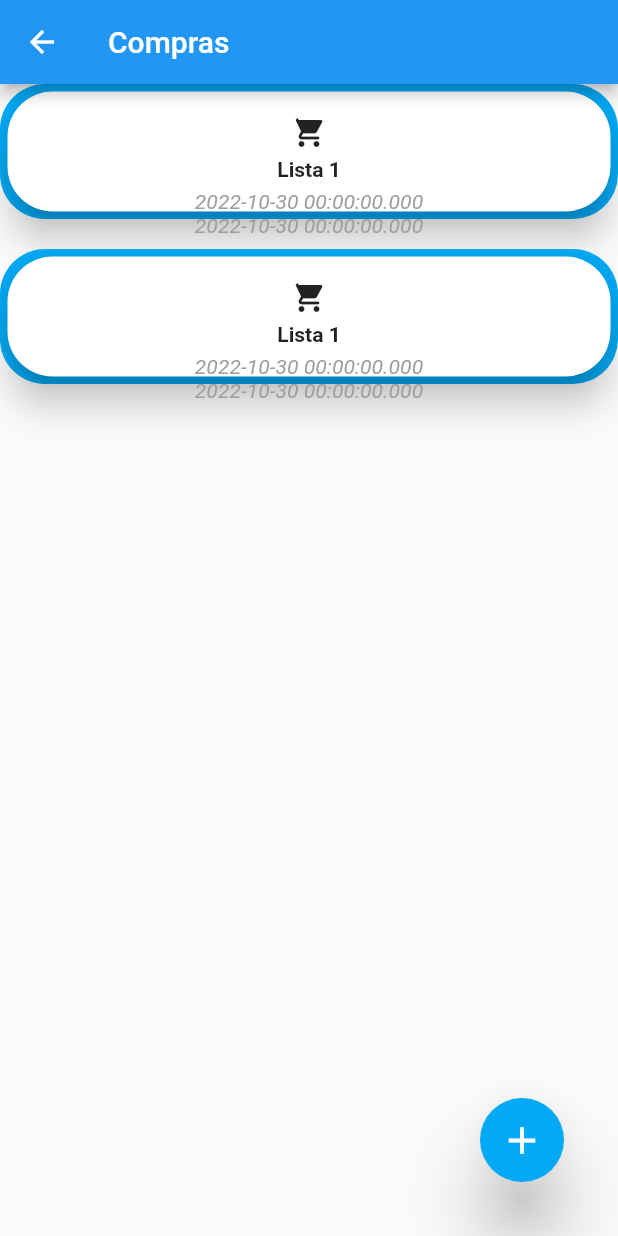
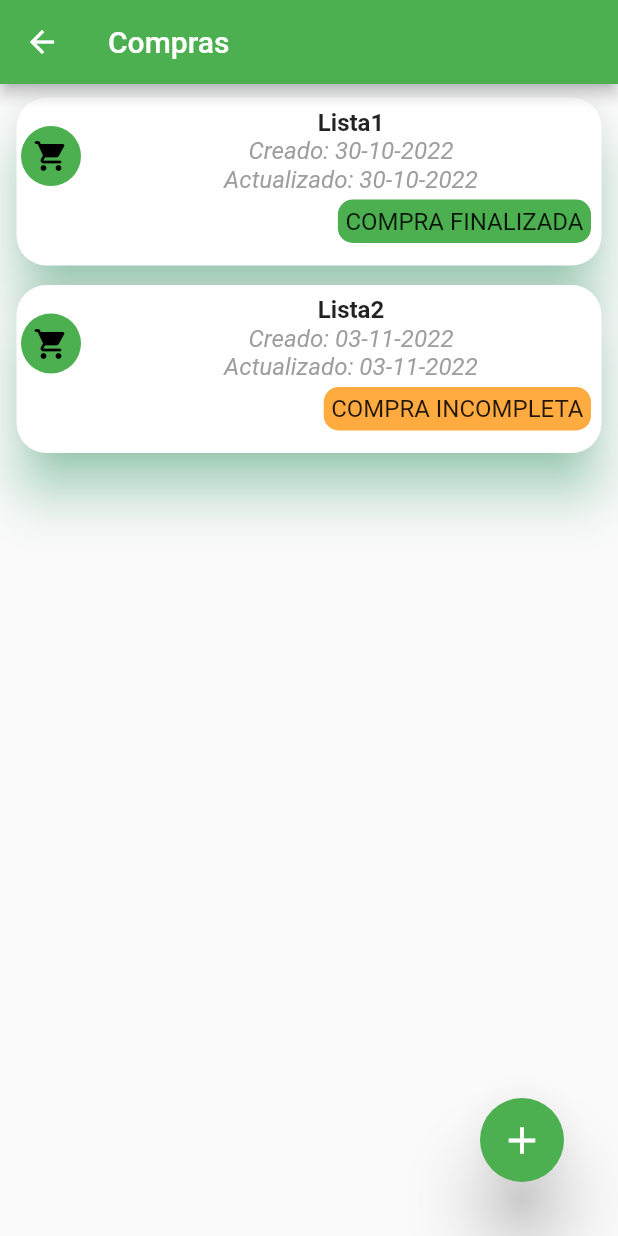
Before and after one commit to luchofmartinez/marketManager, a Flutter app: the ShoppingModule screen opened by its route, on a phone screen of 412 x 824 dp. Run offline on Flutter 3.47's test engine with Material 2 defaults, Android fonts, the phone set to English and light mode, and no system bars; our stand-ins replace equatable, flutter_bloc.

Commit message:
MarketList done and adding a new cart

```diff
--- a/lib/models/marketList.dart
+++ b/lib/models/marketList.dart
@@ -1,12 +1,17 @@
+import 'package:flutter/material.dart';
+
 import 'MarketListItem.dart';
 
 class MarketList {
+  final int _uuid;
+  final String _description;
   final double _total;
   final Map<MarketListItem, int> _items;
   final DateTime _createdDate;
   final DateTime _updatedDate;
+  final MarketListState _state;
 
-  MarketList(this._total, this._items, this._createdDate, this._updatedDate);
+  MarketList(this._uuid, this._description, this._total, this._items, this._createdDate, this._updatedDate, this._state);
 
   double get total => _total;
   Map<MarketListItem, int> get items => _items;
@@ -14,4 +19,38 @@ class MarketList {
   DateTime get createdDate => _createdDate;
 
   DateTime get updatedDate => _updatedDate;
+
+  int get uuid => _uuid;
+
+  String get description => _description;
+
+  MarketListState get state => _state;
+
+  String translateState(MarketListState state){
+    switch (state) {
+      case MarketListState.DRAFT:
+        return "BORRADOR";
+      case MarketListState.COMPLETED:
+        return "COMPRA FINALIZADA";
+      case MarketListState.INCOMPLETE:
+        return "COMPRA INCOMPLETA";
+      default:
+        return "";
+    }
+  }
+
+  Color translateStateColor(MarketListState state) {
+    switch (state) {
+      case MarketListState.DRAFT:
+        return Colors.grey;
+      case MarketListState.COMPLETED:
+        return Colors.green;
+      case MarketListState.INCOMPLETE:
+        return Colors.orangeAccent;
+      default:
+        return Colors.white;
+    }
+  }
 }
+
+enum MarketListState {DRAFT, COMPLETED, INCOMPLETE}
--- a/lib/modules/home.dart
+++ b/lib/modules/home.dart
@@ -10,7 +10,7 @@ class HomeModule extends StatelessWidget {
   Widget build(BuildContext context) {
     return Scaffold(
       drawer: DrawerWidget(),
-      appBar: AppBar(title: Text(appTitle)),
+      appBar: AppBar(title: Text(appTitle), backgroundColor: Colors.green,),
       body: HomeBodyWidget(),
     );
   }
--- a/lib/modules/shoppingModule/bloc/builders/body.dart
+++ b/lib/modules/shoppingModule/bloc/builders/body.dart
@@ -5,6 +5,7 @@ import 'package:flutter/src/widgets/framework.dart';
 import 'package:market_manager/modules/shoppingModule/bloc/states.dart';
 import 'package:market_manager/modules/shoppingModule/emptyShoppingList.dart';
 import 'package:market_manager/modules/shoppingModule/shoppingList.dart';
+import 'package:market_manager/modules/shoppingModule/shoppingListCart.dart';
 import 'package:market_manager/utils/bloc.dart';
 
 
@@ -20,9 +21,9 @@ class ShoppingBodyBuilder extends WidgetBuilderFactory<ShoppingState> {
         return ShoppingList(marketLists: state.marketLists);
       }
 
-      /*if (state is AddShoppingListState) {
-        return Container();
-      }*/
+      if (state is AddShoppingListState) {
+        return ShoppingListCart();
+      }
       return Container();
   }
 }
--- a/lib/modules/shoppingModule/bloc/builders/buttons.dart
+++ b/lib/modules/shoppingModule/bloc/builders/buttons.dart
@@ -14,7 +14,7 @@ class ShoppingButtonsBuilder extends WidgetBuilderFactory<ShoppingState> {
       if (selectedList.isEmpty) {
         return ShoppingListActionButton.noSelect();
       }
-        return ShoppingListActionButton.singleSelect();
+        return ShoppingListActionButton.Select();
     }
 
     if (state is EmptyShoppingListState) {
--- a/lib/modules/shoppingModule/bloc/cubit.dart
+++ b/lib/modules/shoppingModule/bloc/cubit.dart
@@ -14,8 +14,8 @@ void fetchShoppingList() {
   MarketListItem item1 = new MarketListItem("Costeleta","Costeleta por unidad", 5.0, "assets/images/imagenMenu.png");
   MarketListItem item2 = new MarketListItem("Pure de tomate","Pure de tomate de 350g", 6.0, "assets/images/imagenMenu.png");
   Map<MarketListItem, int> _items = {item1 : 5, item2 : 3};
-  MarketList marketList1 = MarketList(20.0,_items, DateTime(2022,10, 30), DateTime(2022,10, 30));
-  MarketList marketList2 = MarketList(20.0,_items, DateTime(2022,10, 30), DateTime(2022,10, 30));
+  MarketList marketList1 = MarketList(123, "Lista1", 20.0,_items, DateTime(2022,10, 30), DateTime(2022,10, 30), MarketListState.COMPLETED);
+  MarketList marketList2 = MarketList(123, "Lista2", 3000.0,_items, DateTime(2022,11, 03), DateTime(2022,11, 03), MarketListState.INCOMPLETE);
   userMarketList.add(marketList1);
   userMarketList.add(marketList2);
 
--- a/lib/modules/shoppingModule/buttons.dart
+++ b/lib/modules/shoppingModule/buttons.dart
@@ -36,9 +36,9 @@ class AddShoppingListButton extends StatelessWidget {
   Widget build(BuildContext context) {
     return _ShoppingListButton(
         tag: "Add Shopping List",
-        onPressed: () => _addShoppingList,
+        onPressed: () => _addShoppingList(context),
         icon: Icons.add,
-        color: Colors.lightBlue);
+        color: Colors.green);
   }
 
   void _addShoppingList(BuildContext context) {
@@ -91,7 +91,7 @@ class ShoppingListActionButton extends StatelessWidget {
 
   const ShoppingListActionButton._({super.key, required this.buttons});
 
-  factory ShoppingListActionButton.singleSelect() {
+  factory ShoppingListActionButton.Select() {
     var buttons = [
       DeleteShoppingListButton(),
       const SizedBox(height: 15),
--- a/lib/modules/shoppingModule/shopping.dart
+++ b/lib/modules/shoppingModule/shopping.dart
@@ -21,23 +21,19 @@ class _ShoppingModuleState extends State<ShoppingModule> {
 
   @override
   Widget build(BuildContext context) {
-    return DefaultTabController(
-      length: 10,
+    return BlocProvider<ShoppingCubit>(
+      create: (context) => _shoppingCubit,
       child: Scaffold(
         appBar: _buildAppBar(),
         body: SafeArea(
-          child: BlocProvider<ShoppingCubit>(
-            create: (context) => _shoppingCubit,
-            child: _buildBodyModule(),
-          ),
-        ),
+          child: _buildBodyModule()),
         floatingActionButton: _buildFloatingActionButton(),
       ),
     );
   }
 
   PreferredSizeWidget _buildAppBar() {
-    return AppBar(title: const Text("Compras"));
+    return AppBar(title: const Text("Compras"), backgroundColor: Colors.green);
   }
 
   Widget _buildBodyModule() {
--- a/lib/modules/shoppingModule/shoppingList.dart
+++ b/lib/modules/shoppingModule/shoppingList.dart
@@ -1,6 +1,6 @@
-
 import 'package:flutter/material.dart';
 import 'package:market_manager/models/marketList.dart';
+import 'package:intl/intl.dart';
 
 class ShoppingList extends StatelessWidget {
   final List<MarketList> marketLists;
@@ -12,12 +12,10 @@ class ShoppingList extends StatelessWidget {
     return CustomScrollView(
       slivers: <Widget>[
         SliverFixedExtentList(
-          itemExtent: 110,
+          itemExtent: 125,
           delegate: SliverChildBuilderDelegate(
-            (context, index) => Padding(
-              padding: const EdgeInsets.only(bottom: 20),
-              child: ShoppingListItemWidget(marketList: marketLists[index]),
-            ),
+            (context, index) =>
+                ShoppingListItemWidget(marketList: marketLists[index]),
             childCount: marketLists.length,
           ),
         )
@@ -33,54 +31,72 @@ class ShoppingListItemWidget extends StatelessWidget {
 
   @override
   Widget build(BuildContext context) {
-    return Container(
-      decoration: BoxDecoration(
-          borderRadius: BorderRadius.circular(30), color: Colors.lightBlue),
+    return Padding(
+      padding: const EdgeInsets.fromLTRB(7, 5, 7, 0),
       child: Card(
-        elevation: 10.0,
-        shape: RoundedRectangleBorder(borderRadius: BorderRadius.circular(30)),
-        margin: EdgeInsets.all(5),
-        child: Expanded(
-          flex: 10,
-          child: Column(
-            children: [
-              const SizedBox(height: 15),
-              _buildListHeader(),
-              const SizedBox(height: 5),
-              _buildListBody(),
-              const SizedBox(height: 5),
-              _buildListFooter(marketList.createdDate, marketList.updatedDate),
-            ],
-          ),
+          elevation: 15.0,
+          shadowColor: Colors.greenAccent,
+          shape: RoundedRectangleBorder(borderRadius: BorderRadius.circular(20)),
+          child:_buildListBody()),
+    );
+  }
+
+  Widget _buildListBody() {
+    return ListTile(
+      leading: _buildListLogo(),
+      contentPadding: const EdgeInsets.all(3.0),
+      title: _buildListInformation(),
+      onTap: () => {},
+      onLongPress: () => {},
+      /*subtitle:
+          _buildListFooter(marketList.createdDate, marketList.updatedDate),*/
+    );
+  }
+
+  Widget _buildListLogo() {
+    return const CircleAvatar(
+        child: Icon(Icons.shopping_cart_rounded, color: Colors.black),
+        backgroundColor: Colors.green);
+  }
+
+  Widget _buildListInformation() {
+    String created = DateFormat("dd-MM-yyyy").format(marketList.createdDate);
+    String updated = DateFormat("dd-MM-yyyy").format(marketList.updatedDate);
+    return Column(
+      children: [
+        Text(
+          marketList.description.toString(),
+          style: const TextStyle(fontWeight: FontWeight.bold),
+          textAlign: TextAlign.center,
+          overflow: TextOverflow.ellipsis,
+        ),
+        Text("Creado: " + created.toString(),
+            style: const TextStyle(
+                color: Colors.grey, fontStyle: FontStyle.italic)),
+        Text("Actualizado: " + updated.toString(),
+            style: const TextStyle(
+                color: Colors.grey, fontStyle: FontStyle.italic)),
+        Expanded(flex: 8, child: _buildStateChip()),
+      ],
+    );
+  }
+
+  Widget _buildStateChip() {
+    String listState = marketList.translateState(marketList.state);
+    return Align(
+      alignment: Alignment.topRight,
+      child: Padding(
+        padding: EdgeInsets.all(4.0),
+        child: Container(
+          decoration: BoxDecoration(
+              borderRadius: BorderRadius.circular(10.0),
+              color: marketList.translateStateColor(marketList.state)),
+          child: Padding(
+              padding: const EdgeInsets.all(5.0),
+              child: Text(listState,
+                  textAlign: TextAlign.center)),
         ),
       ),
     );
   }
-
-  Widget _buildListHeader() {
-    return const ClipOval(
-      child: Icon(Icons.shopping_cart_rounded),
-    );
-  }
-
-  Widget _buildListBody() {
-    return const Text("Lista 1",
-        style: TextStyle(fontWeight: FontWeight.bold),
-        overflow: TextOverflow.clip);
-  }
-
-  Widget _buildListFooter(DateTime createdDate, DateTime updatedDate) {
-    String created = DateUtils.dateOnly(createdDate).toString();
-    String updated = DateUtils.dateOnly(updatedDate).toString();
-    return Expanded(
-      flex: 20,
-      child: Column(
-        crossAxisAlignment: CrossAxisAlignment.center,
-        children: [
-          Text(created.toString(), style: const TextStyle(color: Colors.grey, fontStyle: FontStyle.italic)),
-          Text(updated.toString(), style: const TextStyle(color: Colors.grey, fontStyle: FontStyle.italic))
-        ],
-      ),
-    );
-  }
 }
--- a/lib/modules/shoppingModule/shoppingListCart.dart
+++ b/lib/modules/shoppingModule/shoppingListCart.dart
@@ -1,31 +1,38 @@
 
 import 'package:flutter/material.dart';
 
-class ShoppingListWidget extends StatelessWidget {
-  final TabController tabController;
+class ShoppingListCart extends StatelessWidget {
 
-  const ShoppingListWidget({super.key, required this.tabController});
+  const ShoppingListCart({super.key});
 
   @override
   Widget build(BuildContext context) {
-    return SafeArea(
-      child: Column(
-        crossAxisAlignment: CrossAxisAlignment.stretch,
-        children: [
-          Container(
+    return Column(
+      crossAxisAlignment: CrossAxisAlignment.stretch,
+      children: [
+        ShoppingInformationCard()
+        /*Container(
             child: TabBar(
               controller: tabController,
               isScrollable: true,
               tabs: List.generate( 10, (index) => ComprasTabsWidget()),
             ),
-          ),
-          Expanded(
-            child: Container(),
-          ),
-        ],
-      ),
+          ),*/
+      ],
     );
   }
+}
+
+class ShoppingInformationCard extends StatelessWidget {
+
+  @override
+  Widget build(BuildContext context) {
+    return Container(
+
+    );
+  }
+
+
 }
 
 class ComprasTabsWidget extends StatelessWidget {
--- a/pubspec.yaml
+++ b/pubspec.yaml
@@ -43,6 +43,9 @@ dev_dependencies:
   # Libs for state management
   flutter_bloc: ^8.1.1
   provider: ^6.0.4
+
+  #Libs for Date
+  intl: ^0.17.0
 
   flutter_test:
     sdk: flutter
```
